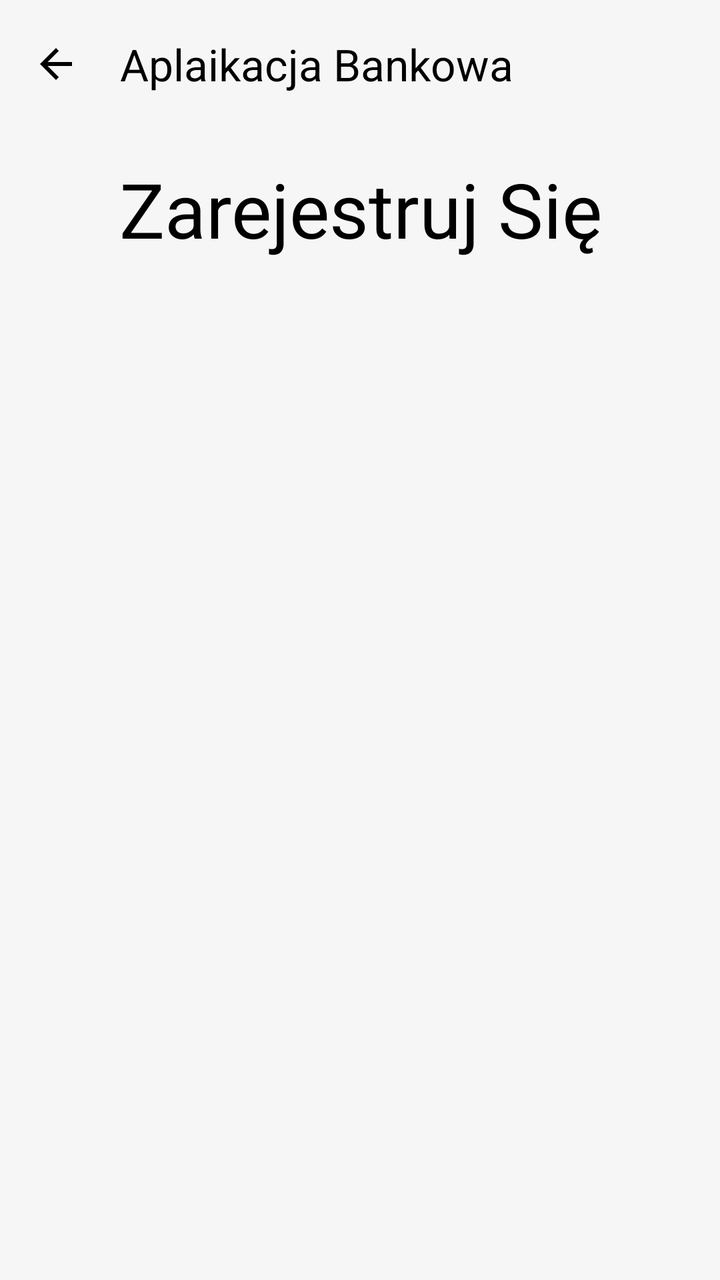
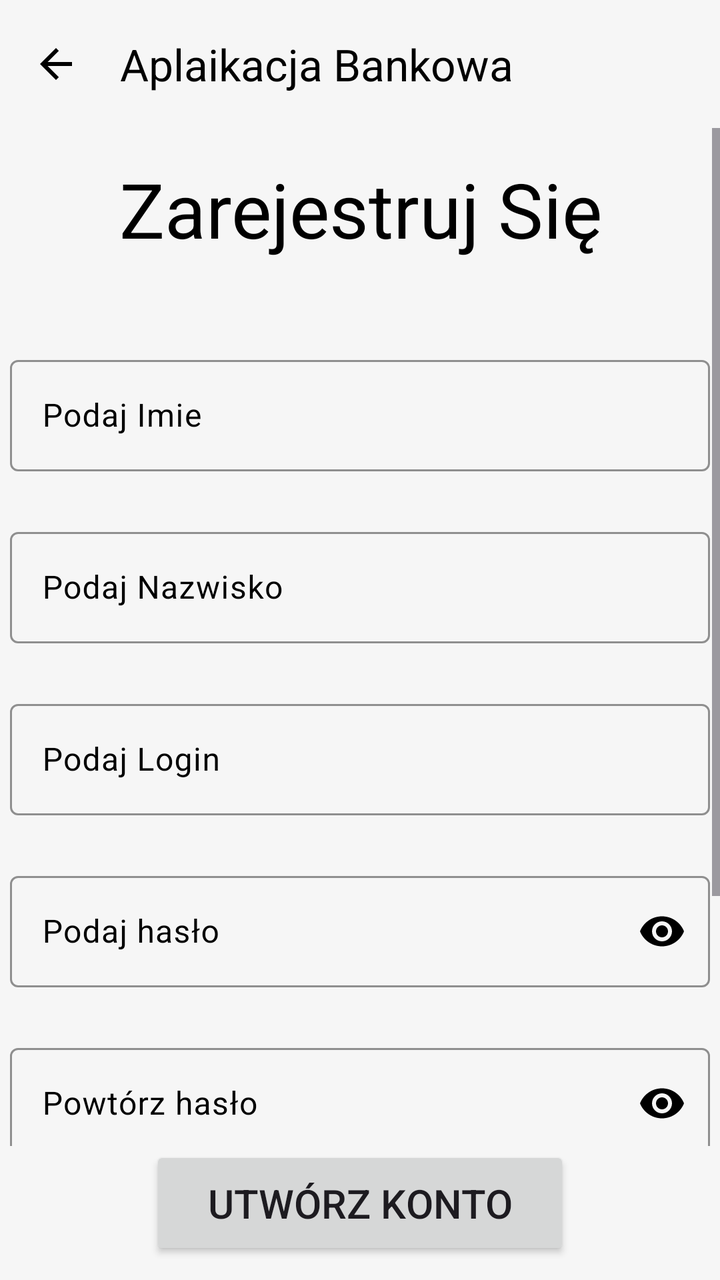

The first picture is an Android layout as it rendered before a commit; the second is the same layout after the commit. The layout source and the unified diff follow.
<!-- AndroidManifest.xml: application theme Theme.Bank3 -->
<!-- res/layout/activity_register.xml -->
<?xml version="1.0" encoding="utf-8"?>
<androidx.constraintlayout.widget.ConstraintLayout xmlns:android="http://schemas.android.com/apk/res/android"
    xmlns:app="http://schemas.android.com/apk/res-auto"
    xmlns:tools="http://schemas.android.com/tools"
    android:id="@+id/register"
    android:layout_width="match_parent"
    android:layout_height="match_parent"
    tools:context=".RegisterActivity"
    android:background="@color/app_bg">

    <RelativeLayout
        android:layout_width="match_parent"
        android:layout_height="match_parent"
        android:orientation="horizontal"
        android:fitsSystemWindows="true">

        <com.google.android.material.appbar.MaterialToolbar
            android:id="@+id/toolbar"
            android:layout_width="match_parent"
            android:layout_height="?attr/actionBarSize"
            android:background="@color/app_bg"
            app:title="Aplaikacja Bankowa"
            app:titleTextColor="@color/black"

            app:navigationIcon="@drawable/ic_arrow_back"
            >

        </com.google.android.material.appbar.MaterialToolbar>


        <TextView
            android:id="@+id/bank"
            android:layout_width="match_parent"
            android:layout_height="wrap_content"
            android:padding="5dp"
            android:text="Zarejestruj Się"
            android:layout_below="@+id/toolbar"
            android:textSize="38sp"
            android:layout_marginTop="10sp"
            android:textColor="@color/black"
            android:gravity="center"
            />


    </RelativeLayout>



</androidx.constraintlayout.widget.ConstraintLayout>
<!-- resources referenced by this layout -->
<resources>
  <color name="app_bg">#f6f6f6</color>
  <color name="black">#FF000000</color>
  <!-- drawable ic_arrow_back (drawable) -->
  <vector xmlns:android="http://schemas.android.com/apk/res/android" android:autoMirrored="true" android:height="24dp" android:tint="#000000" android:viewportHeight="24" android:viewportWidth="24" android:width="24dp">
        
      <path android:fillColor="@android:color/white" android:pathData="M20,11H7.83l5.59,-5.59L12,4l-8,8 8,8 1.41,-1.41L7.83,13H20v-2z"/>
      
  </vector>
  <style name="Theme.Bank3" parent="Base.Theme.Bank3" />
  <style name="Base.Theme.Bank3" parent="Theme.Material3.DayNight.NoActionBar">
          
          
      </style>
</resources>

<!-- the commit's change to res/layout/activity_register.xml (unified diff, before → after) -->
@@ -1,49 +1,221 @@
 <?xml version="1.0" encoding="utf-8"?>
-<androidx.constraintlayout.widget.ConstraintLayout xmlns:android="http://schemas.android.com/apk/res/android"
+<androidx.constraintlayout.widget.ConstraintLayout
+    xmlns:android="http://schemas.android.com/apk/res/android"
     xmlns:app="http://schemas.android.com/apk/res-auto"
     xmlns:tools="http://schemas.android.com/tools"
     android:id="@+id/register"
     android:layout_width="match_parent"
     android:layout_height="match_parent"
-    tools:context=".RegisterActivity"
-    android:background="@color/app_bg">
-
-    <RelativeLayout
-        android:layout_width="match_parent"
-        android:layout_height="match_parent"
-        android:orientation="horizontal"
-        android:fitsSystemWindows="true">
-
-        <com.google.android.material.appbar.MaterialToolbar
-            android:id="@+id/toolbar"
-            android:layout_width="match_parent"
-            android:layout_height="?attr/actionBarSize"
-            android:background="@color/app_bg"
-            app:title="Aplaikacja Bankowa"
-            app:titleTextColor="@color/black"
-
-            app:navigationIcon="@drawable/ic_arrow_back"
-            >
-
-        </com.google.android.material.appbar.MaterialToolbar>
-
-
-        <TextView
-            android:id="@+id/bank"
+    android:background="@color/app_bg"
+    tools:context=".RegisterActivity">
+
+    
+    <com.google.android.material.appbar.MaterialToolbar
+        android:id="@+id/toolbar"
+        android:layout_width="0dp"
+        android:layout_height="?attr/actionBarSize"
+        android:background="@color/app_bg"
+        app:title="Aplaikacja Bankowa"
+        app:titleTextColor="@color/black"
+        app:navigationIcon="@drawable/ic_arrow_back"
+        app:layout_constraintTop_toTopOf="parent"
+        app:layout_constraintStart_toStartOf="parent"
+        app:layout_constraintEnd_toEndOf="parent" />
+
+    
+    <ScrollView
+        android:layout_width="0dp"
+        android:layout_height="0dp"
+        android:fillViewport="true"
+        app:layout_constraintTop_toBottomOf="@id/toolbar"
+        app:layout_constraintBottom_toTopOf="@id/btnRegister"
+        app:layout_constraintStart_toStartOf="parent"
+        app:layout_constraintEnd_toEndOf="parent">
+
+        <RelativeLayout
             android:layout_width="match_parent"
             android:layout_height="wrap_content"
-            android:padding="5dp"
-            android:text="Zarejestruj Się"
-            android:layout_below="@+id/toolbar"
-            android:textSize="38sp"
-            android:layout_marginTop="10sp"
-            android:textColor="@color/black"
-            android:gravity="center"
-            />
-
-
-    </RelativeLayout>
-
-
+            android:orientation="horizontal"
+            android:paddingBottom="10dp">
+
+            <TextView
+                android:id="@+id/bank"
+                android:layout_width="match_parent"
+                android:layout_height="wrap_content"
+                android:layout_marginTop="10sp"
+                android:gravity="center"
+                android:padding="5dp"
+                android:text="Zarejestruj Się"
+                android:textColor="@color/black"
+                android:textSize="38sp" />
+
+            <com.google.android.material.textfield.TextInputLayout
+                android:id="@+id/layoutRegisterImie"
+                android:layout_width="match_parent"
+                android:layout_height="wrap_content"
+                android:layout_below="@id/bank"
+                android:layout_marginTop="35dp"
+                android:padding="5dp"
+                android:textColorHint="@color/black"
+                app:boxStrokeColor="@color/black"
+                app:hintTextColor="@color/black"
+                app:errorIconTint="@color/red">
+
+                <com.google.android.material.textfield.TextInputEditText
+                    android:id="@+id/editRegisterImie"
+                    android:layout_width="match_parent"
+                    android:layout_height="wrap_content"
+                    android:textColor="@color/black"
+                    android:hint="Podaj Imie" />
+
+            </com.google.android.material.textfield.TextInputLayout>
+
+            <com.google.android.material.textfield.TextInputLayout
+                android:id="@+id/layoutRegisterNazwisko"
+                android:layout_width="match_parent"
+                android:layout_height="wrap_content"
+                android:layout_below="@id/layoutRegisterImie"
+                android:layout_marginTop="15dp"
+                android:padding="5dp"
+                android:textColorHint="@color/black"
+                app:boxStrokeColor="@color/black"
+                app:hintTextColor="@color/black"
+                app:errorIconTint="@color/red">
+
+                <com.google.android.material.textfield.TextInputEditText
+                    android:id="@+id/editRegisterNazwisko"
+                    android:layout_width="match_parent"
+                    android:layout_height="wrap_content"
+                    android:textColor="@color/black"
+                    android:hint="Podaj Nazwisko" />
+
+            </com.google.android.material.textfield.TextInputLayout>
+
+            <com.google.android.material.textfield.TextInputLayout
+                android:id="@+id/layoutRegisterLogin"
+                android:layout_width="match_parent"
+                android:layout_height="wrap_content"
+                android:layout_below="@id/layoutRegisterNazwisko"
+                android:layout_marginTop="15dp"
+                android:padding="5dp"
+                android:textColorHint="@color/black"
+                app:boxStrokeColor="@color/black"
+                app:hintTextColor="@color/black"
+                app:errorIconTint="@color/red">
+
+                <com.google.android.material.textfield.TextInputEditText
+                    android:id="@+id/editRegisterLogin"
+                    android:layout_width="match_parent"
+                    android:layout_height="wrap_content"
+                    android:textColor="@color/black"
+                    android:hint="Podaj Login" />
+
+            </com.google.android.material.textfield.TextInputLayout>
+
+            <com.google.android.material.textfield.TextInputLayout
+                android:id="@+id/layoutRegisterHaslo"
+                android:layout_width="match_parent"
+                android:layout_height="wrap_content"
+                android:layout_below="@id/layoutRegisterLogin"
+                android:layout_marginTop="15dp"
+                android:padding="5dp"
+                android:textColorHint="@color/black"
+                android:inputType="textPassword"
+                app:boxStrokeColor="@color/black"
+                app:hintTextColor="@color/black"
+                app:passwordToggleEnabled="true"
+                app:passwordToggleTint="@color/black"
+                app:errorIconTint="@color/red">
+
+                <com.google.android.material.textfield.TextInputEditText
+                    android:id="@+id/editRegisterHaslo"
+                    android:layout_width="match_parent"
+                    android:layout_height="wrap_content"
+                    android:textColor="@color/black"
+                    android:hint="Podaj hasło"
+                    android:inputType="textPassword" />
+
+            </com.google.android.material.textfield.TextInputLayout>
+
+            <com.google.android.material.textfield.TextInputLayout
+                android:id="@+id/layoutRegisterPotwierdzHaslo"
+                android:layout_width="match_parent"
+                android:layout_height="wrap_content"
+                android:layout_below="@id/layoutRegisterHaslo"
+                android:layout_marginTop="15dp"
+                android:padding="5dp"
+                android:textColorHint="@color/black"
+                android:inputType="textPassword"
+                app:boxStrokeColor="@color/black"
+                app:hintTextColor="@color/black"
+                app:passwordToggleEnabled="true"
+                app:passwordToggleTint="@color/black"
+                app:errorIconTint="@color/red">
+
+                <com.google.android.material.textfield.TextInputEditText
+                    android:id="@+id/editRegisterPotwierdzHaslo"
+                    android:layout_width="match_parent"
+                    android:layout_height="wrap_content"
+                    android:textColor="@color/black"
+                    android:hint="Powtórz hasło"
+                    android:inputType="textPassword" />
+
+            </com.google.android.material.textfield.TextInputLayout>
+
+            <com.google.android.material.textfield.TextInputLayout
+                android:id="@+id/xddddd"
+                android:layout_width="match_parent"
+                android:layout_height="wrap_content"
+                android:layout_below="@id/layoutRegisterPotwierdzHaslo"
+                android:layout_marginTop="15dp"
+                android:padding="5dp"
+                android:textColorHint="@color/black"
+                android:inputType="textPassword"
+                app:boxStrokeColor="@color/black"
+                app:hintTextColor="@color/black"
+                app:passwordToggleEnabled="true"
+                app:passwordToggleTint="@color/black"
+                app:errorIconTint="@color/red">
+
+                <com.google.android.material.textfield.TextInputEditText
+                    android:id="@+id/xdddddd"
+                    android:layout_width="match_parent"
+                    android:layout_height="wrap_content"
+                    android:textColor="@color/black"
+                    android:hint="Powtórz hasło"
+                    android:inputType="textPassword" />
+
+            </com.google.android.material.textfield.TextInputLayout>
+
+            <CheckBox
+                android:id="@+id/checkboxRegister"
+                android:layout_width="match_parent"
+                android:layout_height="wrap_content"
+                android:text="Czy akceptujesz naszą zajebistą polityke prywatności LINK"
+                android:layout_below="@id/xddddd"
+                android:layout_marginTop="10dp"
+                android:layout_marginLeft="10dp"
+                android:textColor="@color/black"/>
+
+        </RelativeLayout>
+
+    </ScrollView>
+
+    
+    <Button
+        android:id="@+id/btnRegister"
+        android:layout_width="0dp"
+        android:layout_height="wrap_content"
+        android:textSize="20sp"
+        android:padding="15dp"
+        android:layout_marginLeft="75dp"
+        android:layout_marginRight="75dp"
+        android:gravity="center"
+        android:text="Utwórz konto"
+        android:layout_marginTop="10dp"
+        android:layout_marginBottom="10dp"
+        app:layout_constraintBottom_toBottomOf="parent"
+        app:layout_constraintStart_toStartOf="parent"
+        app:layout_constraintEnd_toEndOf="parent" />
 
 </androidx.constraintlayout.widget.ConstraintLayout>
<!-- resource entries referenced after the edit -->
@@ -2,6 +2,7 @@
 <resources>
   <color name="app_bg">#f6f6f6</color>
   <color name="black">#FF000000</color>
+  <color name="red">#FF0000</color>
   <!-- drawable ic_arrow_back (drawable) -->
   <vector xmlns:android="http://schemas.android.com/apk/res/android" android:autoMirrored="true" android:height="24dp" android:tint="#000000" android:viewportHeight="24" android:viewportWidth="24" android:width="24dp">
         
